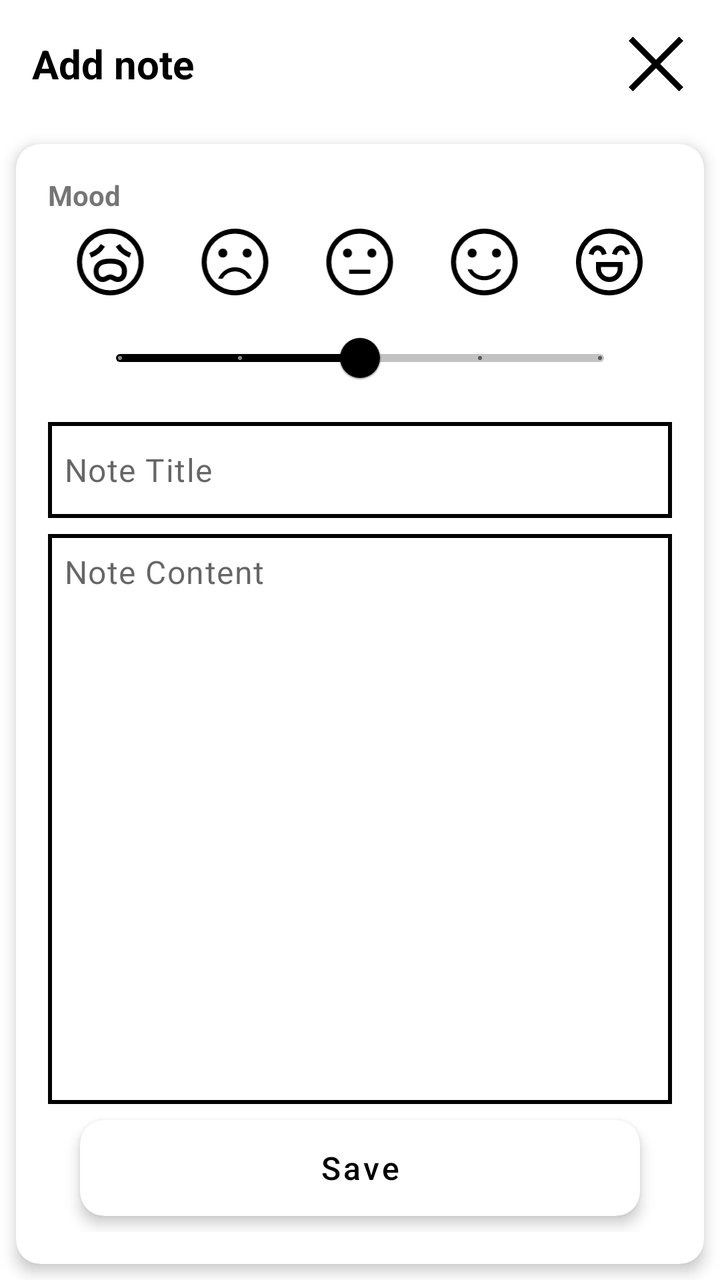
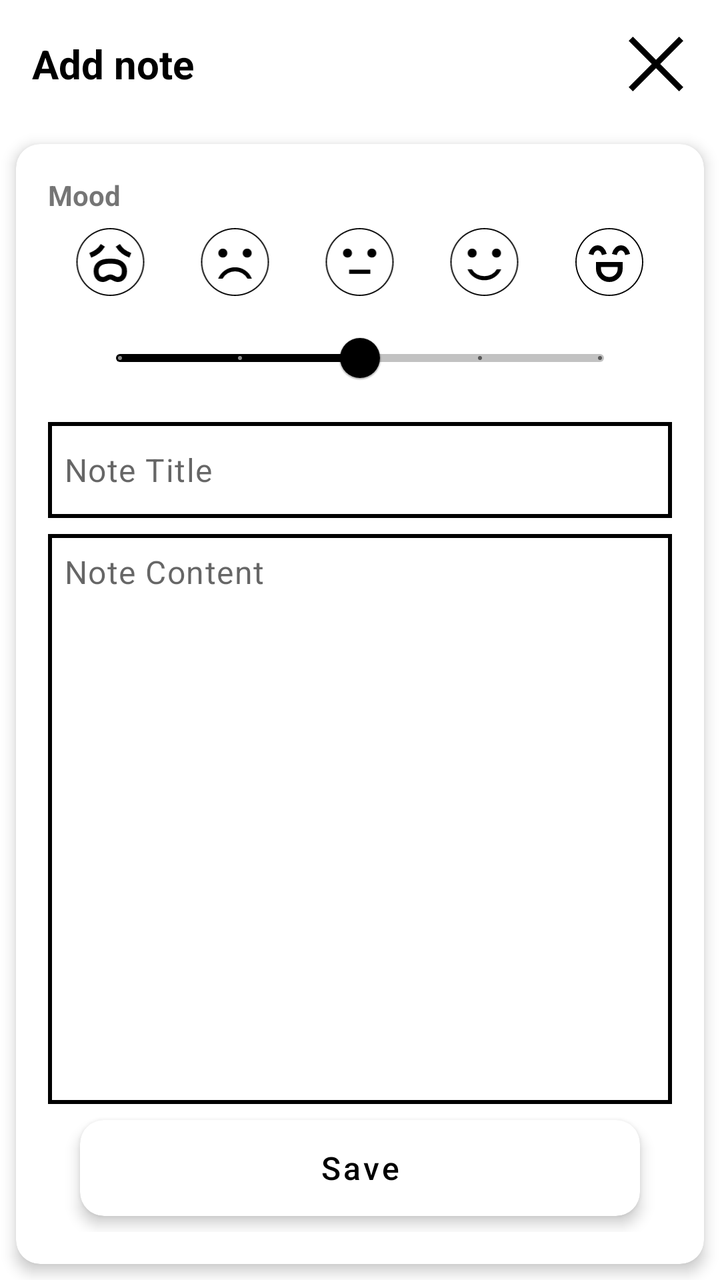

Two renders of the same Android screen: before a commit and after it. Below are the layout's source before the change and the commit's diff.
<!-- AndroidManifest.xml: application theme Theme.SmokingTracker -->
<!-- res/layout/fragment_note.xml -->
<?xml version="1.0" encoding="utf-8"?>
<LinearLayout
    xmlns:android="http://schemas.android.com/apk/res/android"
    xmlns:app="http://schemas.android.com/apk/res-auto"
    xmlns:tools="http://schemas.android.com/tools"
    android:layout_width="match_parent"
    android:layout_height="match_parent"
    android:background="?attr/colorSurface"
    android:fitsSystemWindows="true"
    android:orientation="vertical">

    <LinearLayout
        android:layout_width="match_parent"
        android:layout_height="64dp"
        android:gravity="center_vertical"
        android:orientation="horizontal">

        <TextView
            android:id="@+id/title_header"
            android:layout_width="0dp"
            android:layout_height="wrap_content"
            android:layout_marginStart="16dp"
            android:layout_marginEnd="8dp"
            android:layout_weight="1"
            android:gravity="center_vertical"
            android:text="@string/notes_add"
            style="@style/SpecialTitleTextView"
            tools:ignore="VisualLintSystemUi" />

        <ImageButton
            android:id="@+id/close"
            android:layout_width="48dp"
            android:layout_height="48dp"
            android:layout_marginEnd="8dp"
            android:background="@android:color/transparent"
            android:contentDescription="Close"
            android:src="@drawable/close_48px"
            app:tint="?attr/colorOnSurface"
            tools:ignore="HardcodedText" />

    </LinearLayout>

    <androidx.core.widget.NestedScrollView
        android:layout_width="match_parent"
        android:layout_height="0dp"
        android:layout_weight="1"
        android:fillViewport="true">

        <androidx.cardview.widget.CardView
            android:id="@+id/card_add_note"
            android:layout_width="match_parent"
            android:layout_height="match_parent"
            android:layout_marginVertical="8dp"
            android:layout_marginHorizontal="8dp"
            style="@style/Card">

            <LinearLayout
                android:layout_width="match_parent"
                android:layout_height="match_parent"
                android:orientation="vertical"
                android:padding="16dp">

                <TextView
                    android:id="@+id/text_emotion_label"
                    android:layout_width="wrap_content"
                    android:layout_height="wrap_content"
                    android:text="@string/notes_mode"
                    android:textStyle="bold" />

                <LinearLayout
                    android:layout_width="match_parent"
                    android:layout_height="48dp"
                    android:gravity="center"
                    android:orientation="horizontal">

                    <ImageView
                        android:layout_width="0dp"
                        android:layout_height="40dp"
                        android:layout_weight="1"
                        android:contentDescription="Very dissatisfied"
                        android:src="@drawable/sentiment_frustrated_48px"
                        tools:ignore="HardcodedText" />

                    <ImageView
                        android:layout_width="0dp"
                        android:layout_height="40dp"
                        android:layout_weight="1"
                        android:contentDescription="Dissatisfied"
                        android:src="@drawable/sentiment_dissatisfied_48px"
                        tools:ignore="HardcodedText" />

                    <ImageView
                        android:layout_width="0dp"
                        android:layout_height="40dp"
                        android:layout_weight="1"
                        android:contentDescription="Neutral"
                        android:src="@drawable/sentiment_neutral_48px"
                        tools:ignore="HardcodedText" />

                    <ImageView
                        android:layout_width="0dp"
                        android:layout_height="40dp"
                        android:layout_weight="1"
                        android:contentDescription="Satisfied"
                        android:src="@drawable/sentiment_satisfied_48px"
                        tools:ignore="HardcodedText" />

                    <ImageView
                        android:layout_width="0dp"
                        android:layout_height="40dp"
                        android:layout_weight="1"
                        android:contentDescription="Very satisfied"
                        android:src="@drawable/sentiment_excited_48px"
                        tools:ignore="HardcodedText" />

                </LinearLayout>

                <com.google.android.material.slider.Slider
                    android:id="@+id/slider_emotion"
                    android:layout_width="match_parent"
                    android:layout_height="wrap_content"
                    android:layout_marginHorizontal="20dp"
                    android:layout_marginBottom="8dp"
                    android:value="3"
                    android:valueFrom="1"
                    android:valueTo="5"
                    android:stepSize="1" />

                <EditText
                    android:id="@+id/input_title"
                    android:layout_width="match_parent"
                    android:layout_height="48dp"
                    android:layout_marginBottom="8dp"
                    android:autofillHints="title"
                    android:hint="@string/notes_title"
                    android:inputType="text"
                    style="@style/EditText"
                    tools:ignore="HardcodedText,VisualLintTextFieldSize" />

                <EditText
                    android:id="@+id/input_content"
                    android:layout_width="match_parent"
                    android:layout_height="0dp"
                    android:layout_weight="1"
                    android:minHeight="48dp"
                    android:autofillHints="description"
                    android:gravity="top"
                    android:hint="@string/notes_content"
                    android:inputType="textMultiLine"
                    style="@style/EditText"
                    tools:ignore="HardcodedText,VisualLintTextFieldSize" />

                <androidx.cardview.widget.CardView
                    android:layout_width="match_parent"
                    android:layout_height="wrap_content"
                    android:layout_marginHorizontal="16dp"
                    android:layout_marginVertical="8dp"
                    style="@style/Card">

                    <Button
                        android:id="@+id/save"
                        style="@style/Button"
                        android:layout_width="match_parent"
                        android:layout_height="wrap_content"
                        android:text="@string/popup_save"
                        tools:ignore="VisualLintButtonSize,TextContrastCheck" />

                </androidx.cardview.widget.CardView>

            </LinearLayout>

        </androidx.cardview.widget.CardView>

    </androidx.core.widget.NestedScrollView>

</LinearLayout>
<!-- resources referenced by this layout -->
<resources>
  <!-- drawable sentiment_dissatisfied_48px (drawable) -->
  <vector xmlns:android="http://schemas.android.com/apk/res/android"
      android:width="48dp"
      android:height="48dp"
      android:viewportWidth="960"
      android:viewportHeight="960"
      android:tint="?attr/colorControlNormal">
    <path
        android:fillColor="@android:color/white"
        android:pathData="M626,427Q649,427 664.5,411.5Q680,396 680,373Q680,350 664.5,334.5Q649,319 626,319Q603,319 587.5,334.5Q572,350 572,373Q572,396 587.5,411.5Q603,427 626,427ZM334,427Q357,427 372.5,411.5Q388,396 388,373Q388,350 372.5,334.5Q357,319 334,319Q311,319 295.5,334.5Q280,350 280,373Q280,396 295.5,411.5Q311,427 334,427ZM358.5,580.5Q304,618 278,680L331,680Q353,638 393,615Q433,592 481,592Q528,592 567.5,615.5Q607,639 630,680L682,680Q657,617 602,580Q547,543 480,543Q413,543 358.5,580.5ZM324,848.5Q251,817 197,763Q143,709 111.5,636Q80,563 80,480Q80,397 111.5,324Q143,251 197,197Q251,143 324,111.5Q397,80 480,80Q563,80 636,111.5Q709,143 763,197Q817,251 848.5,324Q880,397 880,480Q880,563 848.5,636Q817,709 763,763Q709,817 636,848.5Q563,880 480,880Q397,880 324,848.5ZM480,480Q480,480 480,480Q480,480 480,480Q480,480 480,480Q480,480 480,480Q480,480 480,480Q480,480 480,480Q480,480 480,480Q480,480 480,480ZM721,721Q820,622 820,480Q820,338 721,239Q622,140 480,140Q338,140 239,239Q140,338 140,480Q140,622 239,721Q338,820 480,820Q622,820 721,721Z"/>
  </vector>
  <!-- drawable sentiment_excited_48px (drawable) -->
  <vector xmlns:android="http://schemas.android.com/apk/res/android"
      android:width="48dp"
      android:height="48dp"
      android:viewportWidth="960"
      android:viewportHeight="960"
      android:tint="?attr/colorControlNormal">
    <path
        android:fillColor="@android:color/white"
        android:pathData="M320,480L320,560Q320,626 367,673Q414,720 480,720Q546,720 593,673Q640,626 640,560L640,480L320,480ZM480,660Q438,660 409,631Q380,602 380,560L380,540L580,540L580,560Q580,602 551,631Q522,660 480,660ZM272.5,307.5Q243,335 231,383L289,397Q295,371 309,355.5Q323,340 340,340Q357,340 371,355.5Q385,371 391,397L449,383Q437,335 407.5,307.5Q378,280 340,280Q302,280 272.5,307.5ZM552.5,307.5Q523,335 511,383L569,397Q575,371 589,355.5Q603,340 620,340Q637,340 651,355.5Q665,371 671,397L729,383Q717,335 687.5,307.5Q658,280 620,280Q582,280 552.5,307.5ZM324,848.5Q251,817 197,763Q143,709 111.5,636Q80,563 80,480Q80,397 111.5,324Q143,251 197,197Q251,143 324,111.5Q397,80 480,80Q563,80 636,111.5Q709,143 763,197Q817,251 848.5,324Q880,397 880,480Q880,563 848.5,636Q817,709 763,763Q709,817 636,848.5Q563,880 480,880Q397,880 324,848.5ZM480,480Q480,480 480,480Q480,480 480,480Q480,480 480,480Q480,480 480,480Q480,480 480,480Q480,480 480,480Q480,480 480,480Q480,480 480,480ZM721,721Q820,622 820,480Q820,338 721,239Q622,140 480,140Q338,140 239,239Q140,338 140,480Q140,622 239,721Q338,820 480,820Q622,820 721,721Z"/>
  </vector>
  <!-- drawable sentiment_frustrated_48px (drawable) -->
  <vector xmlns:android="http://schemas.android.com/apk/res/android"
      android:width="48dp"
      android:height="48dp"
      android:viewportWidth="960"
      android:viewportHeight="960"
      android:tint="?attr/colorControlNormal">
    <path
        android:fillColor="@android:color/white"
        android:pathData="M391,720Q408,720 423.5,714Q439,708 454,700Q460,696 466.5,693Q473,690 480,690Q488,690 506,700Q521,708 536.5,714Q552,720 569,720Q619,720 649.5,684.5Q680,649 680,590Q680,518 630.5,479Q581,440 488,440L472,440Q379,440 329.5,479Q280,518 280,590Q280,649 310.5,684.5Q341,720 391,720ZM390,660Q366,660 352.5,641.5Q339,623 339,590Q339,544 371.5,522Q404,500 472,500L487,500Q555,500 587,522Q619,544 619,590Q619,623 606,641.5Q593,660 569,660Q557,660 535,648Q522,640 508.5,635Q495,630 480,630Q465,630 451,635Q437,640 424,648Q416,653 407.5,656.5Q399,660 390,660ZM251,428Q311,404 347,375Q383,346 415,296L365,264Q339,305 310.5,327Q282,349 228,372L251,428ZM708,428L731,372Q678,350 650,328Q622,306 595,264L545,296Q577,346 613,374.5Q649,403 708,428ZM324,848.5Q251,817 197,763Q143,709 111.5,636Q80,563 80,480Q80,397 111.5,324Q143,251 197,197Q251,143 324,111.5Q397,80 480,80Q563,80 636,111.5Q709,143 763,197Q817,251 848.5,324Q880,397 880,480Q880,563 848.5,636Q817,709 763,763Q709,817 636,848.5Q563,880 480,880Q397,880 324,848.5ZM480,480Q480,480 480,480Q480,480 480,480Q480,480 480,480Q480,480 480,480Q480,480 480,480Q480,480 480,480Q480,480 480,480Q480,480 480,480ZM721,721Q820,622 820,480Q820,338 721,239Q622,140 480,140Q338,140 239,239Q140,338 140,480Q140,622 239,721Q338,820 480,820Q622,820 721,721Z"/>
  </vector>
  <!-- drawable sentiment_neutral_48px (drawable) -->
  <vector xmlns:android="http://schemas.android.com/apk/res/android"
      android:width="48dp"
      android:height="48dp"
      android:viewportWidth="960"
      android:viewportHeight="960"
      android:tint="?attr/colorControlNormal">
    <path
        android:fillColor="@android:color/white"
        android:pathData="M626,427Q648.5,427 664.25,411.5Q680,396 680,373Q680,350 664.25,334.5Q648.5,319 626,319Q603.5,319 587.75,334.5Q572,350 572,373Q572,396 587.75,411.5Q603.5,427 626,427ZM334,427Q356.5,427 372.25,411.5Q388,396 388,373Q388,350 372.25,334.5Q356.5,319 334,319Q311.5,319 295.75,334.5Q280,350 280,373Q280,396 295.75,411.5Q311.5,427 334,427ZM354,621L607,621L607,572L354,572L354,621ZM324,848.5Q251,817 197,763Q143,709 111.5,636Q80,563 80,480Q80,397 111.5,324Q143,251 197,197Q251,143 324,111.5Q397,80 480,80Q563,80 636,111.5Q709,143 763,197Q817,251 848.5,324Q880,397 880,480Q880,563 848.5,636Q817,709 763,763Q709,817 636,848.5Q563,880 480,880Q397,880 324,848.5ZM480,480Q480,480 480,480Q480,480 480,480Q480,480 480,480Q480,480 480,480Q480,480 480,480Q480,480 480,480Q480,480 480,480Q480,480 480,480ZM721,721Q820,622 820,480Q820,338 721,239Q622,140 480,140Q338,140 239,239Q140,338 140,480Q140,622 239,721Q338,820 480,820Q622,820 721,721Z"/>
  </vector>
  <!-- drawable sentiment_satisfied_48px (drawable) -->
  <vector xmlns:android="http://schemas.android.com/apk/res/android"
      android:width="48dp"
      android:height="48dp"
      android:viewportWidth="960"
      android:viewportHeight="960"
      android:tint="?attr/colorControlNormal">
    <path
        android:fillColor="@android:color/white"
        android:pathData="M626,427Q649,427 664.5,411.5Q680,396 680,373Q680,350 664.5,334.5Q649,319 626,319Q603,319 587.5,334.5Q572,350 572,373Q572,396 587.5,411.5Q603,427 626,427ZM334,427Q357,427 372.5,411.5Q388,396 388,373Q388,350 372.5,334.5Q357,319 334,319Q311,319 295.5,334.5Q280,350 280,373Q280,396 295.5,411.5Q311,427 334,427ZM601.5,663.5Q657,628 682,567L630,567Q607,607 567,628.5Q527,650 481,650Q434,650 393.5,629Q353,608 331,567L278,567Q304,628 359,663.5Q414,699 480,699Q546,699 601.5,663.5ZM324,848.5Q251,817 197,763Q143,709 111.5,636Q80,563 80,480Q80,397 111.5,324Q143,251 197,197Q251,143 324,111.5Q397,80 480,80Q563,80 636,111.5Q709,143 763,197Q817,251 848.5,324Q880,397 880,480Q880,563 848.5,636Q817,709 763,763Q709,817 636,848.5Q563,880 480,880Q397,880 324,848.5ZM480,480Q480,480 480,480Q480,480 480,480Q480,480 480,480Q480,480 480,480Q480,480 480,480Q480,480 480,480Q480,480 480,480Q480,480 480,480ZM721,721Q820,622 820,480Q820,338 721,239Q622,140 480,140Q338,140 239,239Q140,338 140,480Q140,622 239,721Q338,820 480,820Q622,820 721,721Z"/>
  </vector>
  <!-- unchanged entries left out for length: 22 -->
</resources>

<!-- the commit's change to res/layout/fragment_note.xml (unified diff, before → after) -->
@@ -1,7 +1,6 @@
 <?xml version="1.0" encoding="utf-8"?>
 <LinearLayout
     xmlns:android="http://schemas.android.com/apk/res/android"
-    xmlns:app="http://schemas.android.com/apk/res-auto"
     xmlns:tools="http://schemas.android.com/tools"
     android:layout_width="match_parent"
     android:layout_height="match_parent"
@@ -35,7 +34,6 @@
             android:background="@android:color/transparent"
             android:contentDescription="Close"
             android:src="@drawable/close_48px"
-            app:tint="?attr/colorOnSurface"
             tools:ignore="HardcodedText" />
 
     </LinearLayout>
@@ -44,7 +42,11 @@
         android:layout_width="match_parent"
         android:layout_height="0dp"
         android:layout_weight="1"
-        android:fillViewport="true">
+        android:clipToPadding="false"
+        android:fillViewport="true"
+        android:focusableInTouchMode="true"
+        android:overScrollMode="ifContentScrolls"
+        android:scrollbars="vertical">
 
         <androidx.cardview.widget.CardView
             android:id="@+id/card_add_note"
@@ -129,7 +131,8 @@
                 <EditText
                     android:id="@+id/input_title"
                     android:layout_width="match_parent"
-                    android:layout_height="48dp"
+                    android:layout_height="wrap_content"
+                    android:minHeight="48dp"
                     android:layout_marginBottom="8dp"
                     android:autofillHints="title"
                     android:hint="@string/notes_title"
@@ -142,11 +145,13 @@
                     android:layout_width="match_parent"
                     android:layout_height="0dp"
                     android:layout_weight="1"
-                    android:minHeight="48dp"
+                    android:minHeight="144dp"
+                    android:gravity="top|start"
                     android:autofillHints="description"
-                    android:gravity="top"
                     android:hint="@string/notes_content"
-                    android:inputType="textMultiLine"
+                    android:inputType="textMultiLine|textCapSentences"
+                    android:scrollbars="vertical"
+                    android:overScrollMode="ifContentScrolls"
                     style="@style/EditText"
                     tools:ignore="HardcodedText,VisualLintTextFieldSize" />
 
<!-- resource entries referenced after the edit -->
@@ -5,56 +5,78 @@
       android:width="48dp"
       android:height="48dp"
       android:viewportWidth="960"
-      android:viewportHeight="960"
-      android:tint="?attr/colorControlNormal">
+      android:viewportHeight="960">
     <path
-        android:fillColor="@android:color/white"
-        android:pathData="M626,427Q649,427 664.5,411.5Q680,396 680,373Q680,350 664.5,334.5Q649,319 626,319Q603,319 587.5,334.5Q572,350 572,373Q572,396 587.5,411.5Q603,427 626,427ZM334,427Q357,427 372.5,411.5Q388,396 388,373Q388,350 372.5,334.5Q357,319 334,319Q311,319 295.5,334.5Q280,350 280,373Q280,396 295.5,411.5Q311,427 334,427ZM358.5,580.5Q304,618 278,680L331,680Q353,638 393,615Q433,592 481,592Q528,592 567.5,615.5Q607,639 630,680L682,680Q657,617 602,580Q547,543 480,543Q413,543 358.5,580.5ZM324,848.5Q251,817 197,763Q143,709 111.5,636Q80,563 80,480Q80,397 111.5,324Q143,251 197,197Q251,143 324,111.5Q397,80 480,80Q563,80 636,111.5Q709,143 763,197Q817,251 848.5,324Q880,397 880,480Q880,563 848.5,636Q817,709 763,763Q709,817 636,848.5Q563,880 480,880Q397,880 324,848.5ZM480,480Q480,480 480,480Q480,480 480,480Q480,480 480,480Q480,480 480,480Q480,480 480,480Q480,480 480,480Q480,480 480,480Q480,480 480,480ZM721,721Q820,622 820,480Q820,338 721,239Q622,140 480,140Q338,140 239,239Q140,338 140,480Q140,622 239,721Q338,820 480,820Q622,820 721,721Z"/>
+        android:fillColor="@color/sentiment_yellow"
+        android:strokeColor="#000000"
+        android:strokeWidth="15"
+        android:pathData="M324,848.5Q251,817 197,763Q143,709 111.5,636Q80,563 80,480Q80,397 111.5,324Q143,251 197,197Q251,143 324,111.5Q397,80 480,80Q563,80 636,111.5Q709,143 763,197Q817,251 848.5,324Q880,397 880,480Q880,563 848.5,636Q817,709 763,763Q709,817 636,848.5Q563,880 480,880Q397,880 324,848.5Z"/>
+    <path
+        android:fillColor="@color/sentiment_brown"
+        android:pathData="M626,427Q649,427 664.5,411.5Q680,396 680,373Q680,350 664.5,334.5Q649,319 626,319Q603,319 587.5,334.5Q572,350 572,373Q572,396 587.5,411.5Q603,427 626,427ZM334,427Q357,427 372.5,411.5Q388,396 388,373Q388,350 372.5,334.5Q357,319 334,319Q311,319 295.5,334.5Q280,350 280,373Q280,396 295.5,411.5Q311,427 334,427ZM358.5,580.5Q304,618 278,680L331,680Q353,638 393,615Q433,592 481,592Q528,592 567.5,615.5Q607,639 630,680L682,680Q657,617 602,580Q547,543 480,543Q413,543 358.5,580.5Z"/>
   </vector>
   <!-- drawable sentiment_excited_48px (drawable) -->
   <vector xmlns:android="http://schemas.android.com/apk/res/android"
       android:width="48dp"
       android:height="48dp"
       android:viewportWidth="960"
-      android:viewportHeight="960"
-      android:tint="?attr/colorControlNormal">
+      android:viewportHeight="960">
     <path
-        android:fillColor="@android:color/white"
-        android:pathData="M320,480L320,560Q320,626 367,673Q414,720 480,720Q546,720 593,673Q640,626 640,560L640,480L320,480ZM480,660Q438,660 409,631Q380,602 380,560L380,540L580,540L580,560Q580,602 551,631Q522,660 480,660ZM272.5,307.5Q243,335 231,383L289,397Q295,371 309,355.5Q323,340 340,340Q357,340 371,355.5Q385,371 391,397L449,383Q437,335 407.5,307.5Q378,280 340,280Q302,280 272.5,307.5ZM552.5,307.5Q523,335 511,383L569,397Q575,371 589,355.5Q603,340 620,340Q637,340 651,355.5Q665,371 671,397L729,383Q717,335 687.5,307.5Q658,280 620,280Q582,280 552.5,307.5ZM324,848.5Q251,817 197,763Q143,709 111.5,636Q80,563 80,480Q80,397 111.5,324Q143,251 197,197Q251,143 324,111.5Q397,80 480,80Q563,80 636,111.5Q709,143 763,197Q817,251 848.5,324Q880,397 880,480Q880,563 848.5,636Q817,709 763,763Q709,817 636,848.5Q563,880 480,880Q397,880 324,848.5ZM480,480Q480,480 480,480Q480,480 480,480Q480,480 480,480Q480,480 480,480Q480,480 480,480Q480,480 480,480Q480,480 480,480Q480,480 480,480ZM721,721Q820,622 820,480Q820,338 721,239Q622,140 480,140Q338,140 239,239Q140,338 140,480Q140,622 239,721Q338,820 480,820Q622,820 721,721Z"/>
+        android:fillColor="@color/sentiment_yellow"
+        android:strokeColor="#000000"
+        android:strokeWidth="15"
+        android:pathData="M324,848.5Q251,817 197,763Q143,709 111.5,636Q80,563 80,480Q80,397 111.5,324Q143,251 197,197Q251,143 324,111.5Q397,80 480,80Q563,80 636,111.5Q709,143 763,197Q817,251 848.5,324Q880,397 880,480Q880,563 848.5,636Q817,709 763,763Q709,817 636,848.5Q563,880 480,880Q397,880 324,848.5Z"/>
+    <path
+        android:fillColor="@color/sentiment_brown"
+        android:pathData="M320,480L320,560Q320,626 367,673Q414,720 480,720Q546,720 593,673Q640,626 640,560L640,480L320,480ZM480,660Q438,660 409,631Q380,602 380,560L380,540L580,540L580,560Q580,602 551,631Q522,660 480,660ZM272.5,307.5Q243,335 231,383L289,397Q295,371 309,355.5Q323,340 340,340Q357,340 371,355.5Q385,371 391,397L449,383Q437,335 407.5,307.5Q378,280 340,280Q302,280 272.5,307.5ZM552.5,307.5Q523,335 511,383L569,397Q575,371 589,355.5Q603,340 620,340Q637,340 651,355.5Q665,371 671,397L729,383Q717,335 687.5,307.5Q658,280 620,280Q582,280 552.5,307.5Z"/>
   </vector>
   <!-- drawable sentiment_frustrated_48px (drawable) -->
   <vector xmlns:android="http://schemas.android.com/apk/res/android"
       android:width="48dp"
       android:height="48dp"
       android:viewportWidth="960"
-      android:viewportHeight="960"
-      android:tint="?attr/colorControlNormal">
+      android:viewportHeight="960">
     <path
-        android:fillColor="@android:color/white"
-        android:pathData="M391,720Q408,720 423.5,714Q439,708 454,700Q460,696 466.5,693Q473,690 480,690Q488,690 506,700Q521,708 536.5,714Q552,720 569,720Q619,720 649.5,684.5Q680,649 680,590Q680,518 630.5,479Q581,440 488,440L472,440Q379,440 329.5,479Q280,518 280,590Q280,649 310.5,684.5Q341,720 391,720ZM390,660Q366,660 352.5,641.5Q339,623 339,590Q339,544 371.5,522Q404,500 472,500L487,500Q555,500 587,522Q619,544 619,590Q619,623 606,641.5Q593,660 569,660Q557,660 535,648Q522,640 508.5,635Q495,630 480,630Q465,630 451,635Q437,640 424,648Q416,653 407.5,656.5Q399,660 390,660ZM251,428Q311,404 347,375Q383,346 415,296L365,264Q339,305 310.5,327Q282,349 228,372L251,428ZM708,428L731,372Q678,350 650,328Q622,306 595,264L545,296Q577,346 613,374.5Q649,403 708,428ZM324,848.5Q251,817 197,763Q143,709 111.5,636Q80,563 80,480Q80,397 111.5,324Q143,251 197,197Q251,143 324,111.5Q397,80 480,80Q563,80 636,111.5Q709,143 763,197Q817,251 848.5,324Q880,397 880,480Q880,563 848.5,636Q817,709 763,763Q709,817 636,848.5Q563,880 480,880Q397,880 324,848.5ZM480,480Q480,480 480,480Q480,480 480,480Q480,480 480,480Q480,480 480,480Q480,480 480,480Q480,480 480,480Q480,480 480,480Q480,480 480,480ZM721,721Q820,622 820,480Q820,338 721,239Q622,140 480,140Q338,140 239,239Q140,338 140,480Q140,622 239,721Q338,820 480,820Q622,820 721,721Z"/>
+        android:fillColor="@color/sentiment_yellow"
+        android:strokeColor="#000000"
+        android:strokeWidth="15"
+        android:pathData="M324,848.5Q251,817 197,763Q143,709 111.5,636Q80,563 80,480Q80,397 111.5,324Q143,251 197,197Q251,143 324,111.5Q397,80 480,80Q563,80 636,111.5Q709,143 763,197Q817,251 848.5,324Q880,397 880,480Q880,563 848.5,636Q817,709 763,763Q709,817 636,848.5Q563,880 480,880Q397,880 324,848.5Z"/>
+    <path
+        android:fillColor="@color/sentiment_brown"
+        android:pathData="M391,720Q408,720 423.5,714Q439,708 454,700Q460,696 466.5,693Q473,690 480,690Q488,690 506,700Q521,708 536.5,714Q552,720 569,720Q619,720 649.5,684.5Q680,649 680,590Q680,518 630.5,479Q581,440 488,440L472,440Q379,440 329.5,479Q280,518 280,590Q280,649 310.5,684.5Q341,720 391,720ZM390,660Q366,660 352.5,641.5Q339,623 339,590Q339,544 371.5,522Q404,500 472,500L487,500Q555,500 587,522Q619,544 619,590Q619,623 606,641.5Q593,660 569,660Q557,660 535,648Q522,640 508.5,635Q495,630 480,630Q465,630 451,635Q437,640 424,648Q416,653 407.5,656.5Q399,660 390,660ZM251,428Q311,404 347,375Q383,346 415,296L365,264Q339,305 310.5,327Q282,349 228,372L251,428ZM708,428L731,372Q678,350 650,328Q622,306 595,264L545,296Q577,346 613,374.5Q649,403 708,428Z"/>
   </vector>
   <!-- drawable sentiment_neutral_48px (drawable) -->
   <vector xmlns:android="http://schemas.android.com/apk/res/android"
       android:width="48dp"
       android:height="48dp"
       android:viewportWidth="960"
-      android:viewportHeight="960"
-      android:tint="?attr/colorControlNormal">
+      android:viewportHeight="960">
     <path
-        android:fillColor="@android:color/white"
-        android:pathData="M626,427Q648.5,427 664.25,411.5Q680,396 680,373Q680,350 664.25,334.5Q648.5,319 626,319Q603.5,319 587.75,334.5Q572,350 572,373Q572,396 587.75,411.5Q603.5,427 626,427ZM334,427Q356.5,427 372.25,411.5Q388,396 388,373Q388,350 372.25,334.5Q356.5,319 334,319Q311.5,319 295.75,334.5Q280,350 280,373Q280,396 295.75,411.5Q311.5,427 334,427ZM354,621L607,621L607,572L354,572L354,621ZM324,848.5Q251,817 197,763Q143,709 111.5,636Q80,563 80,480Q80,397 111.5,324Q143,251 197,197Q251,143 324,111.5Q397,80 480,80Q563,80 636,111.5Q709,143 763,197Q817,251 848.5,324Q880,397 880,480Q880,563 848.5,636Q817,709 763,763Q709,817 636,848.5Q563,880 480,880Q397,880 324,848.5ZM480,480Q480,480 480,480Q480,480 480,480Q480,480 480,480Q480,480 480,480Q480,480 480,480Q480,480 480,480Q480,480 480,480Q480,480 480,480ZM721,721Q820,622 820,480Q820,338 721,239Q622,140 480,140Q338,140 239,239Q140,338 140,480Q140,622 239,721Q338,820 480,820Q622,820 721,721Z"/>
+        android:fillColor="@color/sentiment_yellow"
+        android:strokeColor="#000000"
+        android:strokeWidth="15"
+        android:pathData="M324,848.5Q251,817 197,763Q143,709 111.5,636Q80,563 80,480Q80,397 111.5,324Q143,251 197,197Q251,143 324,111.5Q397,80 480,80Q563,80 636,111.5Q709,143 763,197Q817,251 848.5,324Q880,397 880,480Q880,563 848.5,636Q817,709 763,763Q709,817 636,848.5Q563,880 480,880Q397,880 324,848.5Z"/>
+    <path
+        android:fillColor="@color/sentiment_brown"
+        android:pathData="M626,427Q648.5,427 664.25,411.5Q680,396 680,373Q680,350 664.25,334.5Q648.5,319 626,319Q603.5,319 587.75,334.5Q572,350 572,373Q572,396 587.75,411.5Q603.5,427 626,427ZM334,427Q356.5,427 372.25,411.5Q388,396 388,373Q388,350 372.25,334.5Q356.5,319 334,319Q311.5,319 295.75,334.5Q280,350 280,373Q280,396 295.75,411.5Q311.5,427 334,427ZM354,621L607,621L607,572L354,572L354,621Z"/>
   </vector>
   <!-- drawable sentiment_satisfied_48px (drawable) -->
   <vector xmlns:android="http://schemas.android.com/apk/res/android"
       android:width="48dp"
       android:height="48dp"
       android:viewportWidth="960"
-      android:viewportHeight="960"
-      android:tint="?attr/colorControlNormal">
+      android:viewportHeight="960">
     <path
-        android:fillColor="@android:color/white"
-        android:pathData="M626,427Q649,427 664.5,411.5Q680,396 680,373Q680,350 664.5,334.5Q649,319 626,319Q603,319 587.5,334.5Q572,350 572,373Q572,396 587.5,411.5Q603,427 626,427ZM334,427Q357,427 372.5,411.5Q388,396 388,373Q388,350 372.5,334.5Q357,319 334,319Q311,319 295.5,334.5Q280,350 280,373Q280,396 295.5,411.5Q311,427 334,427ZM601.5,663.5Q657,628 682,567L630,567Q607,607 567,628.5Q527,650 481,650Q434,650 393.5,629Q353,608 331,567L278,567Q304,628 359,663.5Q414,699 480,699Q546,699 601.5,663.5ZM324,848.5Q251,817 197,763Q143,709 111.5,636Q80,563 80,480Q80,397 111.5,324Q143,251 197,197Q251,143 324,111.5Q397,80 480,80Q563,80 636,111.5Q709,143 763,197Q817,251 848.5,324Q880,397 880,480Q880,563 848.5,636Q817,709 763,763Q709,817 636,848.5Q563,880 480,880Q397,880 324,848.5ZM480,480Q480,480 480,480Q480,480 480,480Q480,480 480,480Q480,480 480,480Q480,480 480,480Q480,480 480,480Q480,480 480,480Q480,480 480,480ZM721,721Q820,622 820,480Q820,338 721,239Q622,140 480,140Q338,140 239,239Q140,338 140,480Q140,622 239,721Q338,820 480,820Q622,820 721,721Z"/>
+        android:fillColor="@color/sentiment_yellow"
+        android:strokeColor="#000000"
+        android:strokeWidth="15"
+        android:pathData="M324,848.5Q251,817 197,763Q143,709 111.5,636Q80,563 80,480Q80,397 111.5,324Q143,251 197,197Q251,143 324,111.5Q397,80 480,80Q563,80 636,111.5Q709,143 763,197Q817,251 848.5,324Q880,397 880,480Q880,563 848.5,636Q817,709 763,763Q709,817 636,848.5Q563,880 480,880Q397,880 324,848.5Z"/>
+    <path
+        android:fillColor="@color/sentiment_brown"
+        android:pathData="M626,427Q649,427 664.5,411.5Q680,396 680,373Q680,350 664.5,334.5Q649,319 626,319Q603,319 587.5,334.5Q572,350 572,373Q572,396 587.5,411.5Q603,427 626,427ZM334,427Q357,427 372.5,411.5Q388,396 388,373Q388,350 372.5,334.5Q357,319 334,319Q311,319 295.5,334.5Q280,350 280,373Q280,396 295.5,411.5Q311,427 334,427ZM601.5,663.5Q657,628 682,567L630,567Q607,607 567,628.5Q527,650 481,650Q434,650 393.5,629Q353,608 331,567L278,567Q304,628 359,663.5Q414,699 480,699Q546,699 601.5,663.5Z"/>
   </vector>
+  <color name="sentiment_yellow">#FFFFFF</color>
+  <color name="sentiment_brown">#000000</color>
   <!-- unchanged entries left out for length: 22 -->
 </resources>
 
